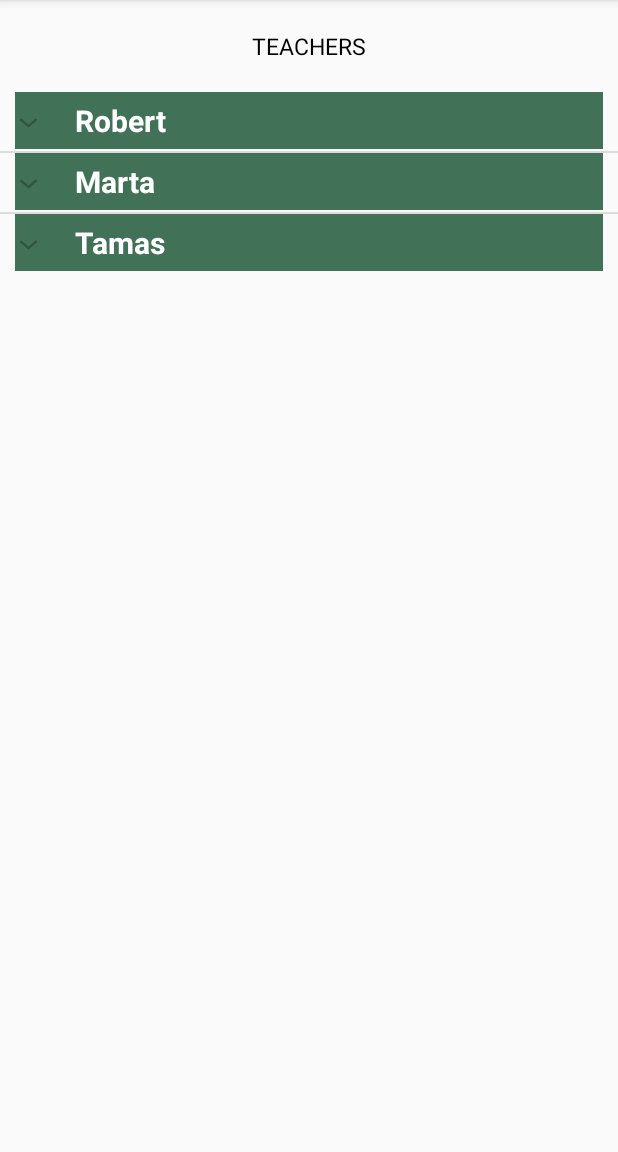
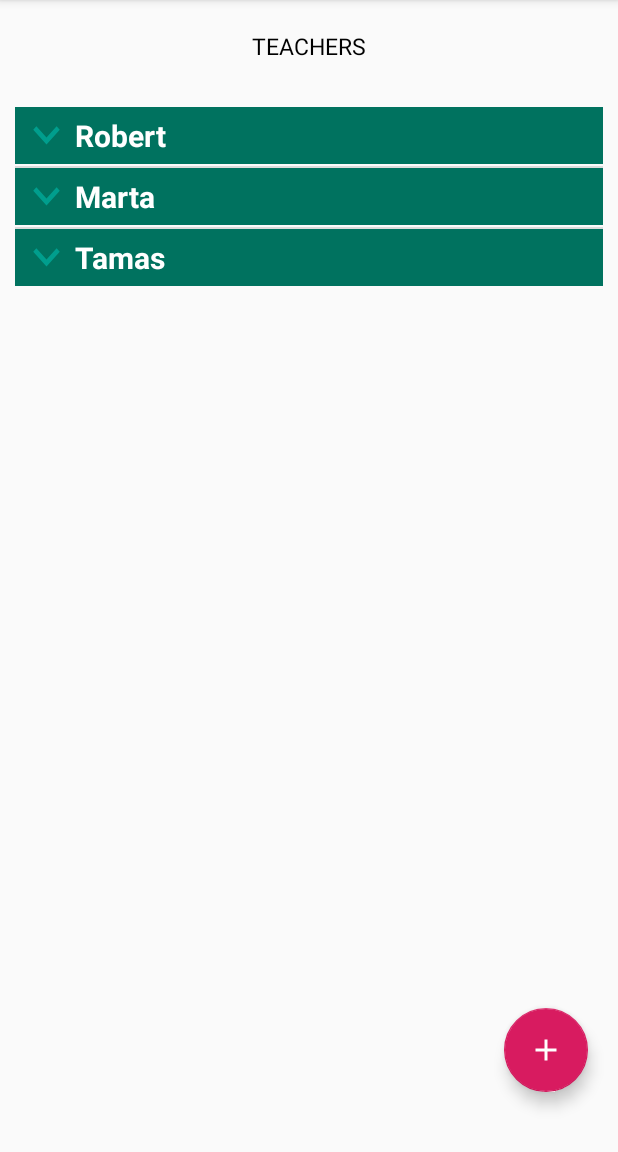
Before and after one commit to BinnatMusayev/ELTE_lab, an Android app: the screen it shows after launch (MainActivity), on a phone screen of 412 x 824 dp, the part 84-1236 px from its top. Run offline under Robolectric (Android 15) with nearby library versions, the phone set to English and light mode, and no system bars.

Commit message:
redesigning teachers fragment and make some changes

```diff
--- a/app/src/main/java/practice/com/eltelinks/Teachers_Fragment.java
+++ b/app/src/main/java/practice/com/eltelinks/Teachers_Fragment.java
@@ -3,6 +3,7 @@ package practice.com.eltelinks;
 import android.os.Bundle;
 import android.support.annotation.NonNull;
 import android.support.annotation.Nullable;
+import android.support.design.widget.FloatingActionButton;
 import android.support.v4.app.Fragment;
 import android.view.LayoutInflater;
 import android.view.View;
@@ -20,6 +21,8 @@ public class Teachers_Fragment extends Fragment {
     private List<String> listHeader;
     private HashMap<String, List<String>> listHashMap;
 
+    private FloatingActionButton fab;
+
     @Nullable
     @Override
     public View onCreateView(@NonNull LayoutInflater inflater, @Nullable ViewGroup container, @Nullable Bundle savedInstanceState) {
@@ -29,6 +32,32 @@ public class Teachers_Fragment extends Fragment {
         initData();
         expandableTeachersListAdapter = new ExpandableTeachersListAdapter(getActivity(), listHeader, listHashMap);
         expandableListView.setAdapter(expandableTeachersListAdapter);
+
+        //for animation
+        expandableListView.setOnGroupClickListener(new ExpandableListView.OnGroupClickListener() {
+
+            @Override
+            public boolean onGroupClick(ExpandableListView parent, View v, int groupPosition, long id) {
+                if (expandableListView.isGroupExpanded(groupPosition))
+                    expandableListView.collapseGroup(groupPosition);
+                else
+                    expandableListView.expandGroup(groupPosition, true);
+                return true;
+            }
+
+        });
+
+
+        //floating action button
+        fab = view.findViewById(R.id.fab);
+
+//        fab.setOnClickListener(new View.OnClickListener() {
+//            @Override
+//            public void onClick(View view) {
+//                Snackbar.make(view, "Here's a Snackbar", Snackbar.LENGTH_LONG)
+//                        .setAction("Action", null).show();
+//            }
+//        });
 
         return view;
     }
--- /dev/null
+++ b/app/src/main/res/drawable/custom_expandable.xml
@@ -0,0 +1,15 @@
+<?xml version="1.0" encoding="utf-8"?>
+<layer-list xmlns:android="http://schemas.android.com/apk/res/android">
+    <item
+        android:width="35dp"
+        >
+
+        <selector xmlns:android="http://schemas.android.com/apk/res/android">
+            <item android:drawable="@drawable/up_arrow"
+                android:state_expanded="true" />
+            <item android:drawable="@drawable/down_arrow"
+                />
+        </selector>
+
+    </item>
+</layer-list>
--- /dev/null
+++ b/app/src/main/res/drawable/down_arrow.xml
@@ -0,0 +1,5 @@
+<vector android:height="24dp" android:tint="#009E8D"
+    android:viewportHeight="24.0" android:viewportWidth="24.0"
+    android:width="24dp" xmlns:android="http://schemas.android.com/apk/res/android">
+    <path android:fillColor="#FF000000" android:pathData="M7.41,7.84L12,12.42l4.59,-4.58L18,9.25l-6,6 -6,-6z"/>
+</vector>
--- /dev/null
+++ b/app/src/main/res/drawable/ic_add_white_24dp.xml
@@ -0,0 +1,5 @@
+<vector android:height="24dp" android:tint="#FFFFFF"
+    android:viewportHeight="24.0" android:viewportWidth="24.0"
+    android:width="24dp" xmlns:android="http://schemas.android.com/apk/res/android">
+    <path android:fillColor="#FF000000" android:pathData="M19,13h-6v6h-2v-6H5v-2h6V5h2v6h6v2z"/>
+</vector>
--- /dev/null
+++ b/app/src/main/res/drawable/up_arrow.xml
@@ -0,0 +1,5 @@
+<vector android:height="24dp" android:tint="#009E8D"
+    android:viewportHeight="24.0" android:viewportWidth="24.0"
+    android:width="24dp" xmlns:android="http://schemas.android.com/apk/res/android">
+    <path android:fillColor="#FF000000" android:pathData="M7.41,15.41L12,10.83l4.59,4.58L18,14l-6,-6 -6,6z"/>
+</vector>
--- a/app/src/main/res/layout/fragment_teachers.xml
+++ b/app/src/main/res/layout/fragment_teachers.xml
@@ -1,25 +1,43 @@
 <?xml version="1.0" encoding="utf-8"?>
-<LinearLayout xmlns:android="http://schemas.android.com/apk/res/android"
-    android:layout_width="match_parent" android:layout_height="match_parent"
-    android:orientation="vertical">
+<RelativeLayout xmlns:android="http://schemas.android.com/apk/res/android"
+    android:layout_width="match_parent"
+    android:layout_height="match_parent"
+    >
 
     <TextView
+        android:id="@+id/teacher_title"
         android:layout_width="wrap_content"
         android:layout_height="wrap_content"
         android:text="TEACHERS"
         android:textColor="@color/black"
         android:textSize="15sp"
-        android:layout_gravity="center"
         android:layout_margin="20dp"
+        android:layout_centerHorizontal="true"
         />
 
     <ExpandableListView
         android:id="@+id/teachers_expandable_list_view"
         android:layout_width="match_parent"
         android:layout_height="wrap_content"
+        android:layout_below="@+id/teacher_title"
+        android:layout_marginTop="10dp"
+        android:layout_marginLeft="10dp"
+        android:layout_marginRight="10dp"
+        android:groupIndicator="@drawable/custom_expandable"
         >
 
     </ExpandableListView>
 
+    <android.support.design.widget.FloatingActionButton
+        android:id="@+id/fab"
+        android:layout_width="wrap_content"
+        android:layout_height="wrap_content"
+        android:src="@drawable/ic_add_white_24dp"
+        android:layout_alignParentBottom="true"
+        android:layout_alignParentRight="true"
+        android:layout_marginBottom="40dp"
+        android:layout_marginRight="20dp"
+        />
 
-</LinearLayout>
+
+</RelativeLayout>
--- a/app/src/main/res/layout/teachers_list_group.xml
+++ b/app/src/main/res/layout/teachers_list_group.xml
@@ -11,8 +11,6 @@
         android:paddingLeft="?android:attr/expandableListPreferredItemPaddingLeft"
         android:paddingTop="5dp"
         android:paddingBottom="5dp"
-        android:layout_marginLeft="10dp"
-        android:layout_marginRight="10dp"
         android:layout_marginBottom="1dp"
         android:textSize="20sp"
         android:background="@color/teacher_lg_bg"
--- a/app/src/main/res/values/colors.xml
+++ b/app/src/main/res/values/colors.xml
@@ -6,5 +6,5 @@
     <color name="colorWhite">#FFFFFF</color>
     <color name="navigation_bg">#FFFFFF</color>
     <color name="black">#000000</color>
-    <color name="teacher_lg_bg">#417258</color>
+    <color name="teacher_lg_bg">#00725F</color>
 </resources>
```
